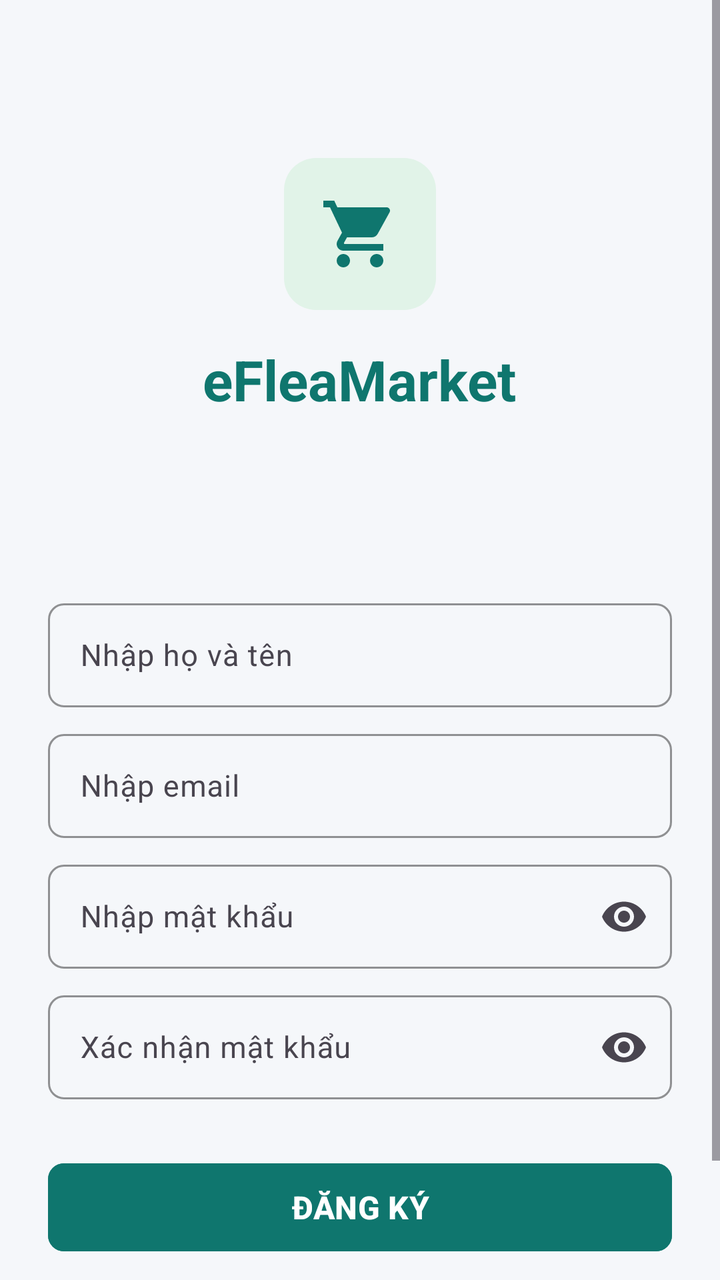
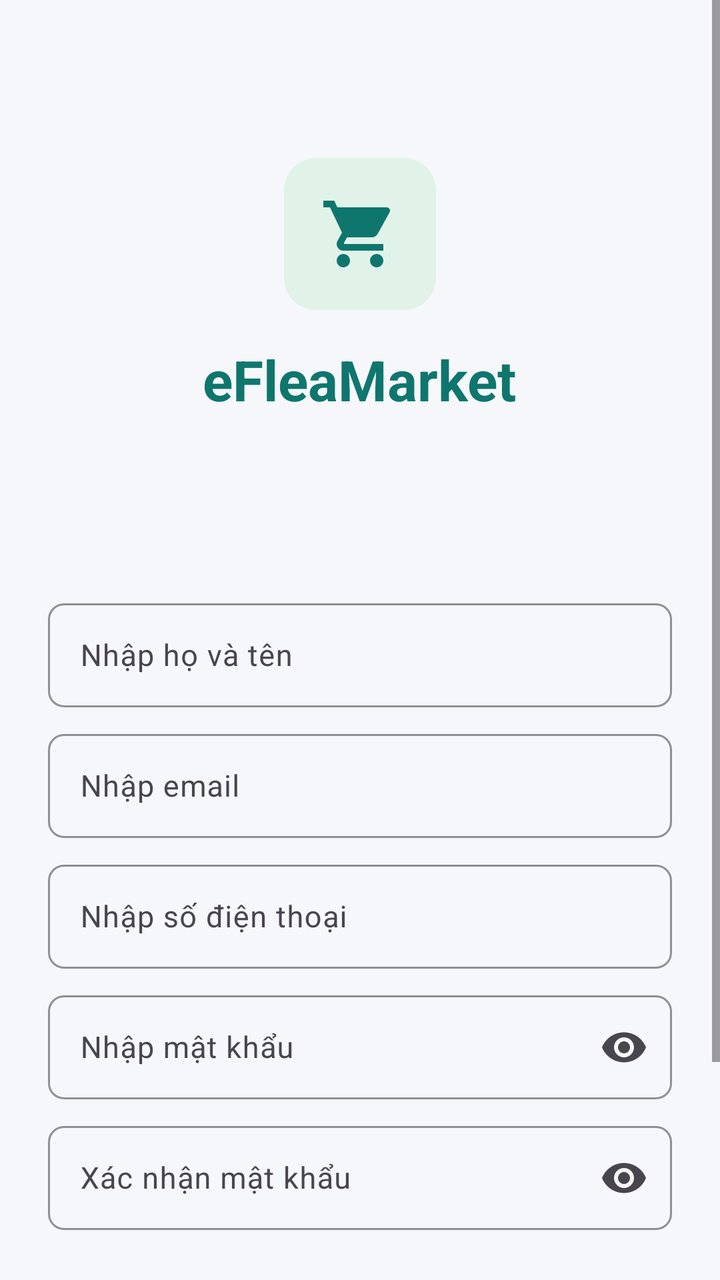

Two renders of the same Android screen: before a commit and after it. Below are the layout's source before the change and the commit's diff.
<!-- AndroidManifest.xml: application theme Theme.EFleaMarket -->
<!-- res/layout/register.xml -->
<?xml version="1.0" encoding="utf-8"?>
<ScrollView xmlns:android="http://schemas.android.com/apk/res/android"
    xmlns:app="http://schemas.android.com/apk/res-auto"
    android:layout_width="match_parent"
    android:layout_height="match_parent"
    android:background="#F5F7FA"
    android:fillViewport="true">

    <LinearLayout
        android:layout_width="match_parent"
        android:layout_height="wrap_content"
        android:gravity="center_horizontal"
        android:orientation="vertical"
        android:padding="24dp">

        <ImageView
            android:layout_width="76dp"
            android:layout_height="76dp"
            android:layout_marginTop="55dp"
            android:background="@drawable/bg_circle_logo"
            android:contentDescription="@string/app_name"
            android:padding="18dp"
            android:src="@drawable/ic_shopping_cart"
            app:tint="#0F766E" />

        <TextView
            android:layout_width="wrap_content"
            android:layout_height="wrap_content"
            android:layout_marginTop="16dp"
            android:text="eFleaMarket"
            android:textColor="#0F766E"
            android:textSize="28sp"
            android:textStyle="bold" />

        <com.google.android.material.textfield.TextInputLayout
            android:layout_width="match_parent"
            android:layout_height="wrap_content"
            android:layout_marginTop="88dp"
            app:boxBackgroundMode="outline"
            app:boxCornerRadiusBottomEnd="8dp"
            app:boxCornerRadiusBottomStart="8dp"
            app:boxCornerRadiusTopEnd="8dp"
            app:boxCornerRadiusTopStart="8dp"
            app:boxStrokeColor="#0F766E"
            app:boxStrokeWidth="1dp"
            app:boxStrokeWidthFocused="2dp">

            <com.google.android.material.textfield.TextInputEditText
                android:id="@+id/etFullName"
                android:layout_width="match_parent"
                android:layout_height="52dp"
                android:autofillHints="name"
                android:hint="Nhập họ và tên"
                android:inputType="textPersonName"
                android:textColor="#222222"
                android:textColorHint="#999999"
                android:textSize="15sp" />

        </com.google.android.material.textfield.TextInputLayout>

        <com.google.android.material.textfield.TextInputLayout
            android:layout_width="match_parent"
            android:layout_height="wrap_content"
            android:layout_marginTop="8dp"
            app:boxBackgroundMode="outline"
            app:boxCornerRadiusBottomEnd="8dp"
            app:boxCornerRadiusBottomStart="8dp"
            app:boxCornerRadiusTopEnd="8dp"
            app:boxCornerRadiusTopStart="8dp"
            app:boxStrokeColor="#0F766E"
            app:boxStrokeWidth="1dp"
            app:boxStrokeWidthFocused="2dp">

            <com.google.android.material.textfield.TextInputEditText
                android:id="@+id/etEmail"
                android:layout_width="match_parent"
                android:layout_height="52dp"
                android:autofillHints="emailAddress"
                android:hint="Nhập email"
                android:inputType="textEmailAddress"
                android:textColor="#222222"
                android:textColorHint="#999999"
                android:textSize="15sp" />

        </com.google.android.material.textfield.TextInputLayout>

        <com.google.android.material.textfield.TextInputLayout
            android:layout_width="match_parent"
            android:layout_height="wrap_content"
            android:layout_marginTop="8dp"
            app:boxBackgroundMode="outline"
            app:boxCornerRadiusBottomEnd="8dp"
            app:boxCornerRadiusBottomStart="8dp"
            app:boxCornerRadiusTopEnd="8dp"
            app:boxCornerRadiusTopStart="8dp"
            app:boxStrokeColor="#0F766E"
            app:boxStrokeWidth="1dp"
            app:boxStrokeWidthFocused="2dp"
            app:endIconMode="password_toggle">

            <com.google.android.material.textfield.TextInputEditText
                android:id="@+id/etPassword"
                android:layout_width="match_parent"
                android:layout_height="52dp"
                android:autofillHints="password"
                android:hint="Nhập mật khẩu"
                android:inputType="textPassword"
                android:textColor="#222222"
                android:textColorHint="#999999"
                android:textSize="15sp" />

        </com.google.android.material.textfield.TextInputLayout>

        <com.google.android.material.textfield.TextInputLayout
            android:layout_width="match_parent"
            android:layout_height="wrap_content"
            android:layout_marginTop="8dp"
            app:boxBackgroundMode="outline"
            app:boxCornerRadiusBottomEnd="8dp"
            app:boxCornerRadiusBottomStart="8dp"
            app:boxCornerRadiusTopEnd="8dp"
            app:boxCornerRadiusTopStart="8dp"
            app:boxStrokeColor="#0F766E"
            app:boxStrokeWidth="1dp"
            app:boxStrokeWidthFocused="2dp"
            app:endIconMode="password_toggle">

            <com.google.android.material.textfield.TextInputEditText
                android:id="@+id/etConfirmPassword"
                android:layout_width="match_parent"
                android:layout_height="52dp"
                android:autofillHints="password"
                android:hint="Xác nhận mật khẩu"
                android:inputType="textPassword"
                android:textColor="#222222"
                android:textColorHint="#999999"
                android:textSize="15sp" />

        </com.google.android.material.textfield.TextInputLayout>

        <Button
            android:id="@+id/btnRegister"
            android:layout_width="match_parent"
            android:layout_height="52dp"
            android:layout_marginTop="28dp"
            android:backgroundTint="#0F766E"
            android:text="ĐĂNG KÝ"
            android:textColor="#FFFFFF"
            android:textSize="16sp"
            android:textStyle="bold"
            app:cornerRadius="8dp" />

        <LinearLayout
            android:layout_width="wrap_content"
            android:layout_height="wrap_content"
            android:layout_marginTop="28dp"
            android:gravity="center"
            android:orientation="horizontal">

            <TextView
                android:layout_width="wrap_content"
                android:layout_height="wrap_content"
                android:text="Đã có tài khoản? "
                android:textColor="#777777"
                android:textSize="16sp" />

            <TextView
                android:id="@+id/tvGoLogin"
                android:layout_width="wrap_content"
                android:layout_height="wrap_content"
                android:text="Đăng nhập ngay"
                android:textColor="#0F766E"
                android:textSize="18sp"
                android:textStyle="bold" />

        </LinearLayout>

    </LinearLayout>

</ScrollView>
<!-- resources referenced by this layout -->
<resources>
  <!-- drawable bg_circle_logo (drawable) -->
  <shape xmlns:android="http://schemas.android.com/apk/res/android"
      android:shape="rectangle">
      <solid android:color="#E1F3E8" />
      <corners android:radius="16dp" />
  </shape>
  <!-- drawable ic_shopping_cart (drawable) -->
  <vector xmlns:android="http://schemas.android.com/apk/res/android"
      android:width="24dp"
      android:height="24dp"
      android:viewportWidth="24"
      android:viewportHeight="24">
    <path
        android:fillColor="#0F766E"
        android:pathData="M7,18c-1.1,0 -1.99,0.9 -1.99,2s0.89,2 1.99,2s2,-0.9 2,-2s-0.9,-2 -2,-2zM1,2v2h2l3.6,7.59l-1.35,2.45c-0.16,0.28 -0.25,0.61 -0.25,0.96c0,1.1 0.9,2 2,2h12v-2H7.42c-0.14,0 -0.25,-0.11 -0.25,-0.25l0.03,-0.12l0.9,-1.63h7.45c0.75,0 1.41,-0.41 1.75,-1.03l3.58,-6.49c0.08,-0.14 0.12,-0.31 0.12,-0.48c0,-0.55 -0.45,-1 -1,-1H5.21l-0.94,-2H1zM17,18c-1.1,0 -1.99,0.9 -1.99,2s0.89,2 1.99,2s2,-0.9 2,-2s-0.9,-2 -2,-2z"/>
  </vector>
  <string name="app_name">eFlea Market</string>
  <style name="Theme.EFleaMarket" parent="Base.Theme.EFleaMarket" />
  <style name="Base.Theme.EFleaMarket" parent="Theme.Material3.DayNight.NoActionBar">
          
          <item name="colorPrimary">@color/primary_green</item>
      </style>
  <color name="primary_green">#0F766E</color>
</resources>

<!-- the commit's change to res/layout/register.xml (unified diff, before → after) -->
@@ -95,6 +95,32 @@
             app:boxCornerRadiusTopStart="8dp"
             app:boxStrokeColor="#0F766E"
             app:boxStrokeWidth="1dp"
+            app:boxStrokeWidthFocused="2dp">
+
+            <com.google.android.material.textfield.TextInputEditText
+                android:id="@+id/etPhone"
+                android:layout_width="match_parent"
+                android:layout_height="52dp"
+                android:autofillHints="phoneNumber"
+                android:hint="Nhập số điện thoại"
+                android:inputType="phone"
+                android:textColor="#222222"
+                android:textColorHint="#999999"
+                android:textSize="15sp" />
+
+        </com.google.android.material.textfield.TextInputLayout>
+
+        <com.google.android.material.textfield.TextInputLayout
+            android:layout_width="match_parent"
+            android:layout_height="wrap_content"
+            android:layout_marginTop="8dp"
+            app:boxBackgroundMode="outline"
+            app:boxCornerRadiusBottomEnd="8dp"
+            app:boxCornerRadiusBottomStart="8dp"
+            app:boxCornerRadiusTopEnd="8dp"
+            app:boxCornerRadiusTopStart="8dp"
+            app:boxStrokeColor="#0F766E"
+            app:boxStrokeWidth="1dp"
             app:boxStrokeWidthFocused="2dp"
             app:endIconMode="password_toggle">
 
